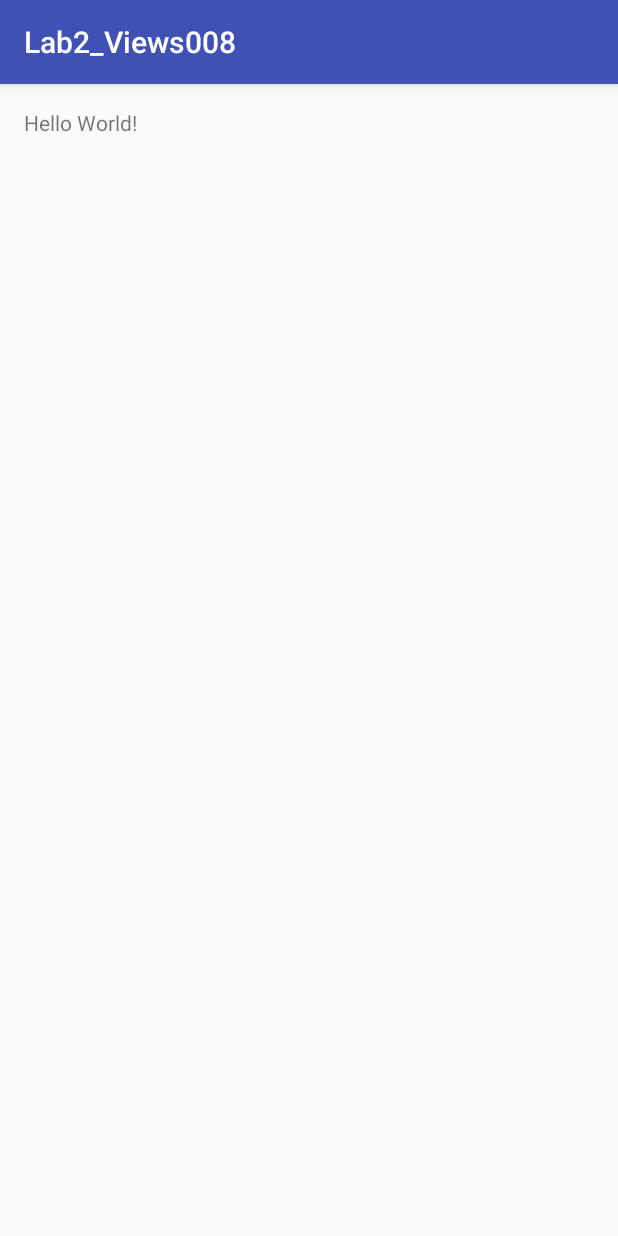
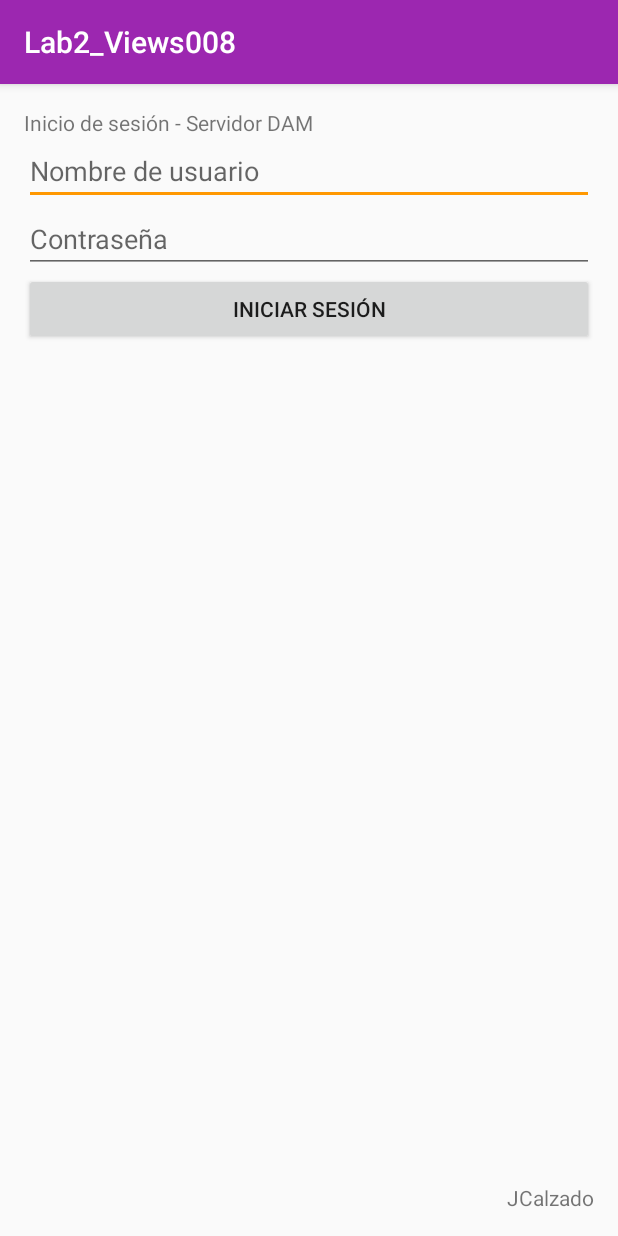
Before and after one commit to jonakson/Lab2_Views008, an Android app: the screen it shows after launch (MainActivity), on a phone screen of 412 x 824 dp. Run offline under Robolectric (Android 15) with nearby library versions, the phone set to English and light mode, and no system bars.

Commit message:
Finalizada y funcionando.

```diff
--- a/app/src/main/java/com/example/jcalzado/lab2_views008/MainActivity.java
+++ b/app/src/main/java/com/example/jcalzado/lab2_views008/MainActivity.java
@@ -2,12 +2,25 @@ package com.example.jcalzado.lab2_views008;
 
 import android.support.v7.app.AppCompatActivity;
 import android.os.Bundle;
+import android.view.View;
+import android.widget.EditText;
+import android.widget.Toast;
 
 public class MainActivity extends AppCompatActivity {
+
+    private EditText inPass;
 
     @Override
     protected void onCreate(Bundle savedInstanceState) {
         super.onCreate(savedInstanceState);
         setContentView(R.layout.activity_main);
+
+        inPass = (EditText) findViewById(R.id.inPass);
+    }
+
+    public void login (View v) {
+        if (inPass.getText().toString().length() == 0) {
+            Toast.makeText(this, "El campo Contraseña no puede quedar vacío.", Toast.LENGTH_LONG).show();
+        }
     }
 }
--- a/app/src/main/res/layout/activity_main.xml
+++ b/app/src/main/res/layout/activity_main.xml
@@ -13,5 +13,49 @@
     <TextView
         android:layout_width="wrap_content"
         android:layout_height="wrap_content"
-        android:text="Hello World!" />
+        android:text="JCalzado"
+        android:layout_alignParentBottom="true"
+        android:layout_alignParentRight="true"
+        android:layout_alignParentEnd="true" />
+
+    <TextView
+        android:text="Inicio de sesión - Servidor DAM"
+        android:layout_width="match_parent"
+        android:layout_height="wrap_content"
+        android:layout_alignParentTop="true"
+        android:layout_alignParentLeft="true"
+        android:layout_alignParentStart="true"
+        android:id="@+id/textView2" />
+
+    <EditText
+        android:layout_width="match_parent"
+        android:layout_height="wrap_content"
+        android:inputType="textPersonName"
+        android:ems="10"
+        android:layout_below="@+id/textView2"
+        android:layout_alignParentLeft="true"
+        android:layout_alignParentStart="true"
+        android:id="@+id/inUser"
+        android:hint="Nombre de usuario" />
+
+    <EditText
+        android:layout_width="match_parent"
+        android:layout_height="wrap_content"
+        android:inputType="textPassword"
+        android:ems="10"
+        android:id="@+id/inPass"
+        android:layout_below="@+id/inUser"
+        android:layout_alignParentLeft="true"
+        android:layout_alignParentStart="true"
+        android:hint="Contraseña" />
+
+    <Button
+        android:text="Iniciar Sesión"
+        android:layout_width="match_parent"
+        android:layout_height="wrap_content"
+        android:layout_below="@+id/inPass"
+        android:layout_alignParentLeft="true"
+        android:layout_alignParentStart="true"
+        android:id="@+id/button"
+        android:onClick="login" />
 </RelativeLayout>
--- a/app/src/main/res/values/colors.xml
+++ b/app/src/main/res/values/colors.xml
@@ -1,6 +1,6 @@
 <?xml version="1.0" encoding="utf-8"?>
 <resources>
-    <color name="colorPrimary">#3F51B5</color>
-    <color name="colorPrimaryDark">#303F9F</color>
-    <color name="colorAccent">#FF4081</color>
+    <color name="colorPrimary">#9C27B0</color>
+    <color name="colorPrimaryDark">#7B1FA2</color>
+    <color name="colorAccent">#FF9800</color>
 </resources>
```
